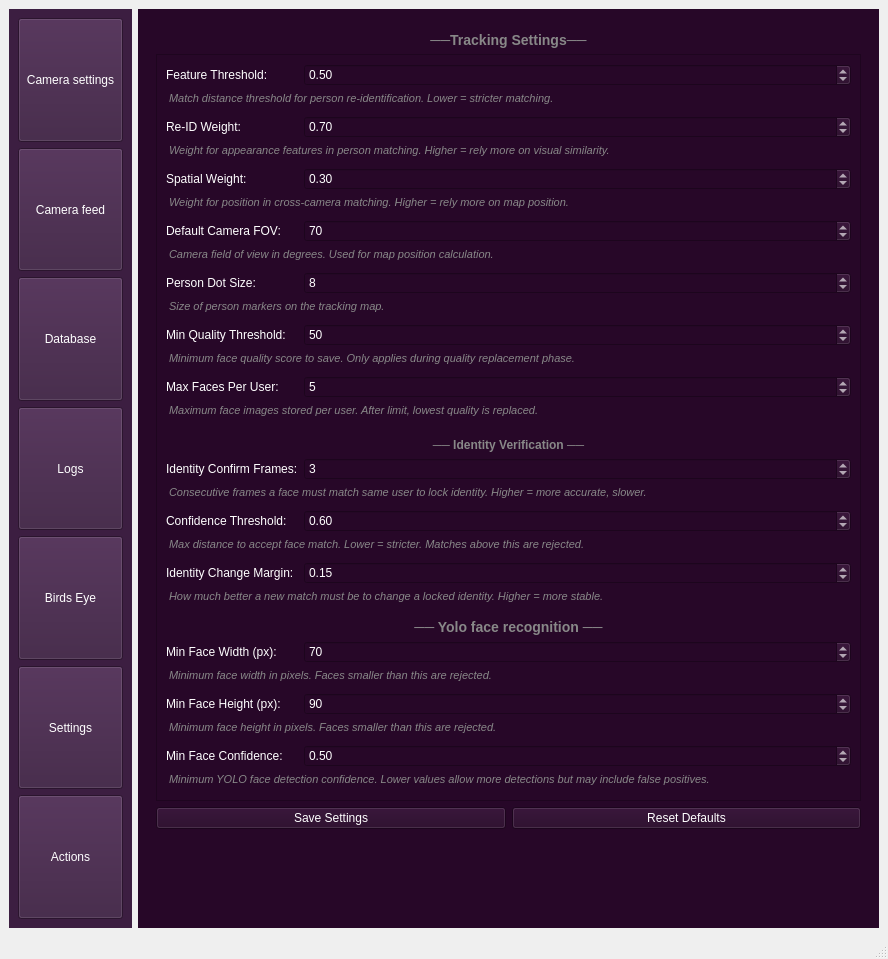
Qt form UIs/main.ui (Sahasvinandith/ObserveAI_main) before a commit.
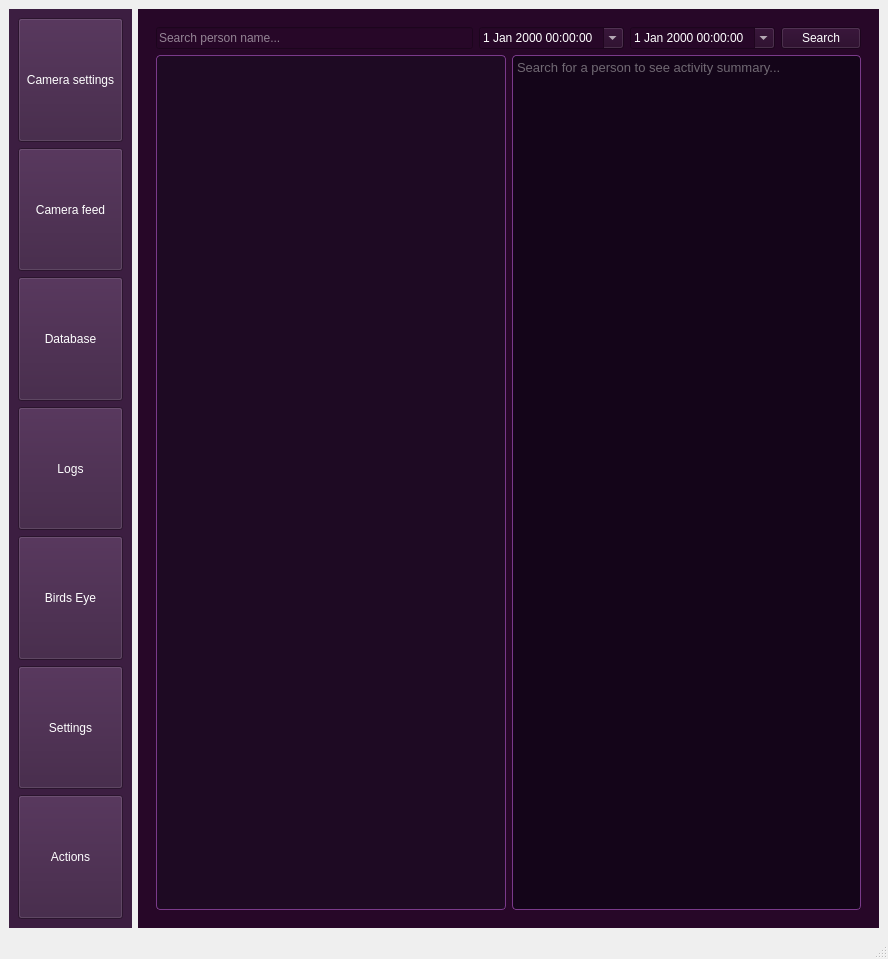
The same form after that commit. The open tabs and pages were chosen to show the change.

Commit message:
Added a successfull logs page for the application.
log manager handles sqlite database operations

What changed in the file:
```diff
--- a/UIs/main.ui
+++ b/UIs/main.ui
@@ -353,21 +353,63 @@
          <widget class="QWidget" name="database_page">
           <layout class="QHBoxLayout" name="horizontalLayout_3"/>
          </widget>
-         <widget class="QWidget" name="page">
-          <widget class="QLabel" name="label">
-           <property name="geometry">
-            <rect>
-             <x>258</x>
-             <y>300</y>
-             <width>161</width>
-             <height>81</height>
-            </rect>
-           </property>
-           <property name="text">
-            <string>Logs page</string>
-           </property>
+          <widget class="QWidget" name="logs_page">
+           <layout class="QVBoxLayout" name="verticalLayout_logs">
+            <item>
+             <layout class="QHBoxLayout" name="filter_layout">
+              <item>
+               <widget class="QLineEdit" name="search_input">
+                <property name="placeholderText">
+                 <string>Search person name...</string>
+                </property>
+               </widget>
+              </item>
+              <item>
+               <widget class="QDateTimeEdit" name="start_time_edit">
+                <property name="calendarPopup">
+                 <bool>true</bool>
+                </property>
+               </widget>
+              </item>
+              <item>
+               <widget class="QDateTimeEdit" name="end_time_edit">
+                <property name="calendarPopup">
+                 <bool>true</bool>
+                </property>
+               </widget>
+              </item>
+              <item>
+               <widget class="QPushButton" name="search_logs_btn">
+                <property name="text">
+                 <string>Search</string>
+                </property>
+               </widget>
+              </item>
+             </layout>
+            </item>
+            <item>
+             <layout class="QHBoxLayout" name="logs_content_layout">
+              <item>
+               <widget class="QListWidget" name="logs_list_widget">
+                <property name="styleSheet">
+                 <string notr="true">background-color: rgb(30, 10, 35); color: #00ff88; border: 1px solid #7a3a8a; border-radius: 4px; font-size: 10pt;</string>
+                </property>
+               </widget>
+              </item>
+              <item>
+               <widget class="QTextBrowser" name="detail_view_browser">
+                <property name="styleSheet">
+                 <string notr="true">background-color: rgb(20, 5, 25); color: #ccc; border: 1px solid #7a3a8a; border-radius: 4px; font-size: 10pt;</string>
+                </property>
+                <property name="placeholderText">
+                 <string>Search for a person to see activity summary...</string>
+                </property>
+               </widget>
+              </item>
+             </layout>
+            </item>
+           </layout>
           </widget>
-         </widget>
          <widget class="QWidget" name="settings_page">
           <layout class="QVBoxLayout" name="settings_layout">
            <item>
```
The commit also changes 5 other files.
